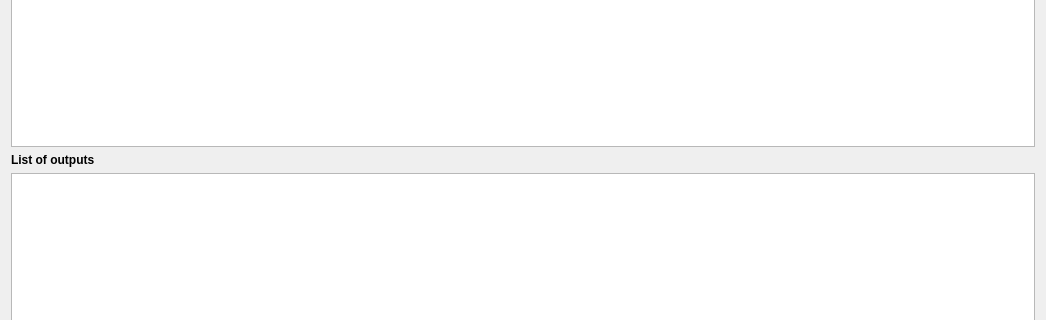
The window that svir/ui/ui_drive_engine_server.ui (gem/oq-irmt-qgis) describes before a commit, drawn with Qt 5; both pictures show x 0 to 1046 and y 175 to 495 of the 1046 by 650 pixel window.
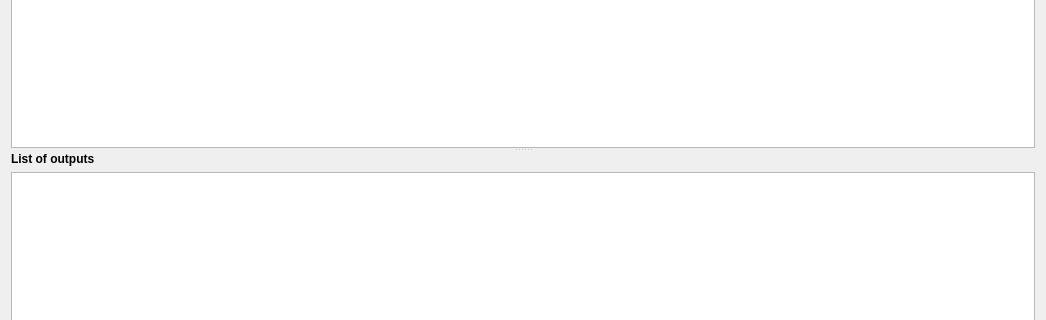
The same window after the commit.

Commit message: Add splitter between calc list and output list

The edit to the form file:
```diff
--- a/svir/ui/ui_drive_engine_server.ui
+++ b/svir/ui/ui_drive_engine_server.ui
@@ -13,7 +13,7 @@
   <property name="windowTitle">
    <string>Drive the OpenQuake Engine</string>
   </property>
-  <layout class="QVBoxLayout" name="verticalLayout">
+  <layout class="QVBoxLayout" name="verticalLayout_3">
    <item>
     <layout class="QHBoxLayout" name="horizontalLayout">
      <item>
@@ -39,6 +39,13 @@
     </layout>
    </item>
    <item>
+    <widget class="QSplitter" name="splitter">
+     <property name="orientation">
+      <enum>Qt::Vertical</enum>
+     </property>
+     <widget class="QWidget" name="">
+      <layout class="QVBoxLayout" name="verticalLayout_2">
+       <item>
     <widget class="QLabel" name="list_of_calcs_lbl">
      <property name="font">
       <font>
@@ -65,6 +72,10 @@
      </property>
     </widget>
    </item>
+      </layout>
+     </widget>
+     <widget class="QWidget" name="">
+      <layout class="QVBoxLayout" name="verticalLayout">
    <item>
     <widget class="QLabel" name="list_of_outputs_lbl">
      <property name="font">
@@ -89,6 +100,10 @@
      <property name="columnCount">
       <number>0</number>
      </property>
+        </widget>
+       </item>
+      </layout>
+     </widget>
     </widget>
    </item>
    <item>
```
Lines whose indentation alone changed are shown as unchanged. The commit also changes 1 other file.
